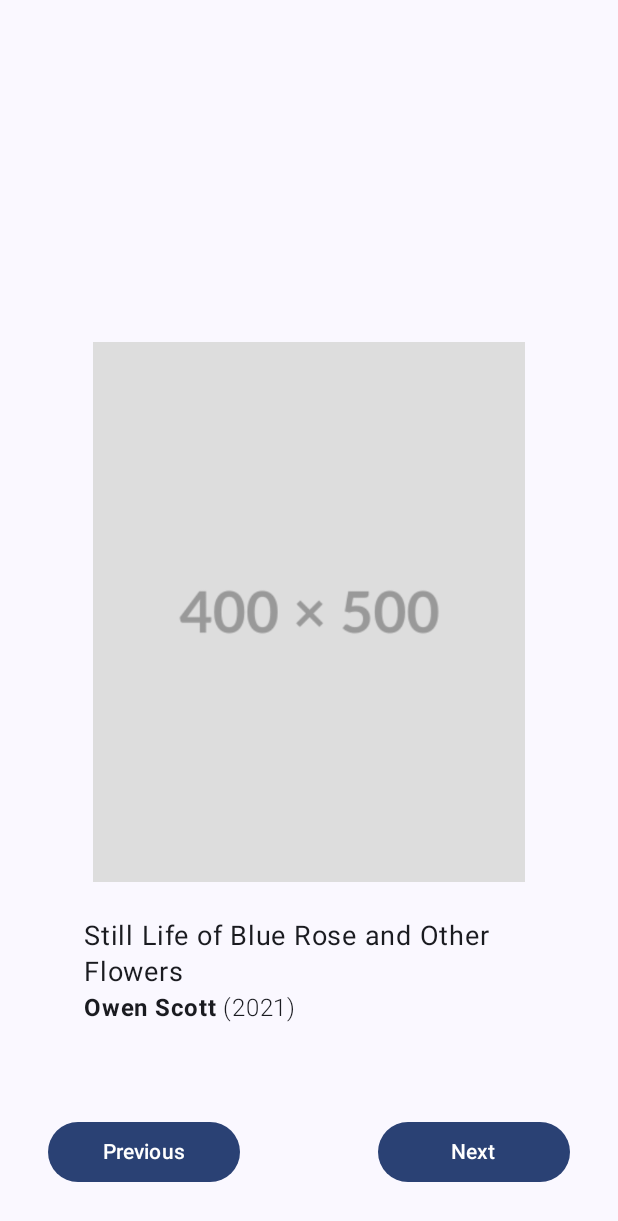
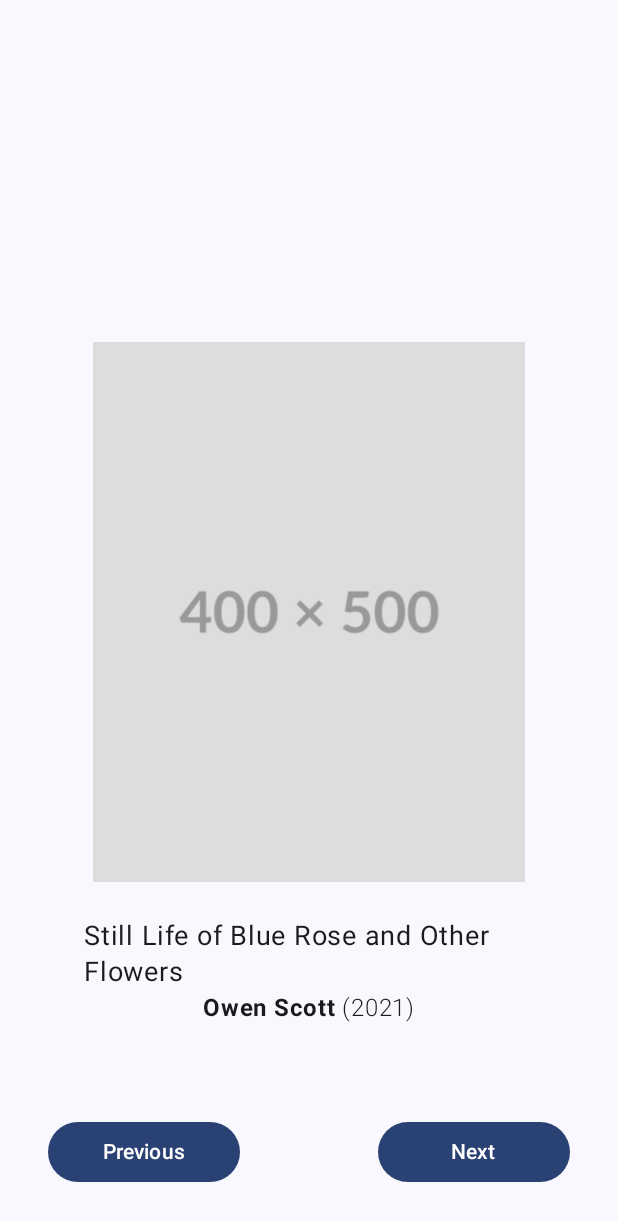
Before and after one commit to alxgrbtv/ArtSpace, an Android app built with Jetpack Compose: the screen it shows after launch (MainActivity), on a phone screen of 412 x 824 dp. Shown: the top 1221 px of the screen. Run offline under Robolectric (Android 15) with nearby library versions, the phone set to English and light mode, and no system bars.

Commit message:
CardDescription horizontal alignment centered

```diff
--- a/app/src/main/java/com/alxgrbdev/artspace/MainActivity.kt
+++ b/app/src/main/java/com/alxgrbdev/artspace/MainActivity.kt
@@ -115,6 +115,7 @@ fun CardDescription(
     @StringRes year: Int
 ) {
     Column(
+        horizontalAlignment = Alignment.CenterHorizontally,
         modifier = Modifier
             .padding(24.dp)
             .fillMaxWidth()
```
